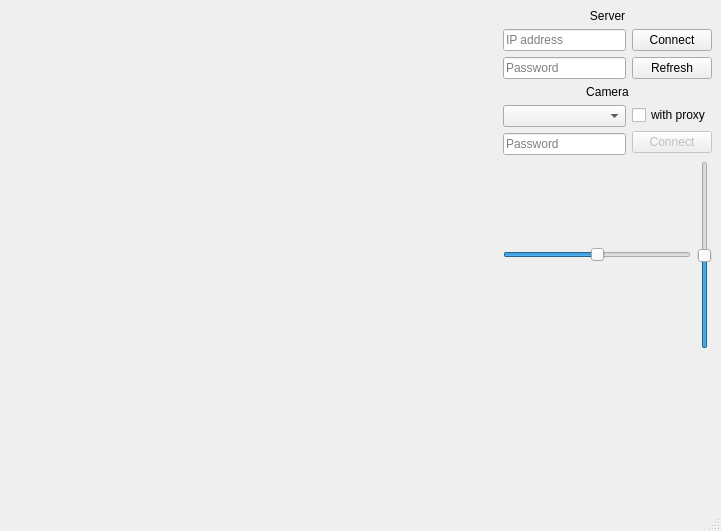
Old version of the form gui/designs/main_window.ui in the repository oleksandr-valentirov/remote_cam_app.
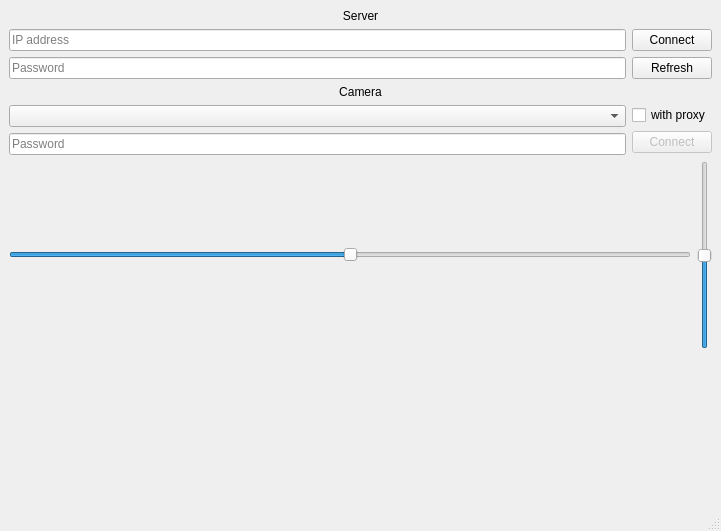
New version of the form.

Commit message: adding custom mjpeg video support

Diff of the .ui file:
```diff
--- a/gui/designs/main_window.ui
+++ b/gui/designs/main_window.ui
@@ -16,11 +16,7 @@
   <widget class="QWidget" name="central_widget">
    <layout class="QHBoxLayout" name="horizontalLayout_4" stretch="1,0">
     <item>
-     <layout class="QHBoxLayout" name="horizontalLayout_3">
-      <item>
-       <widget class="QWidget" name="camera_widget" native="true"/>
-      </item>
-     </layout>
+     <layout class="QHBoxLayout" name="cam_layout"/>
     </item>
     <item>
      <layout class="QVBoxLayout" name="verticalLayout_3" stretch="0,0,0,1">
```
The commit also changes 2 other files.
